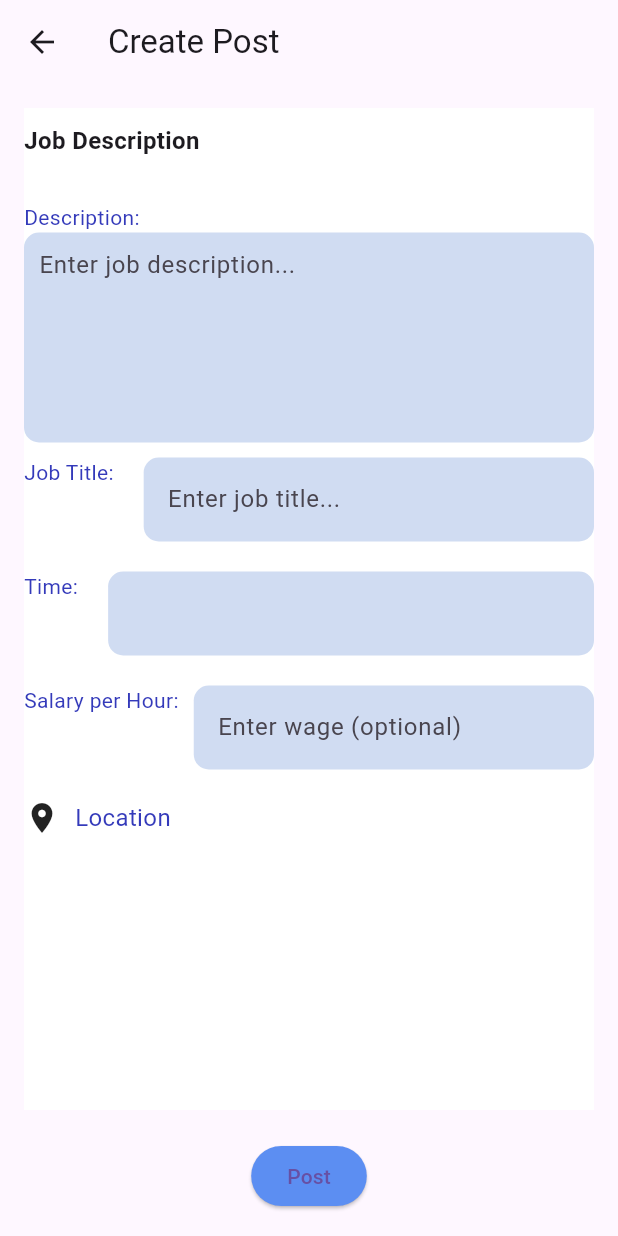
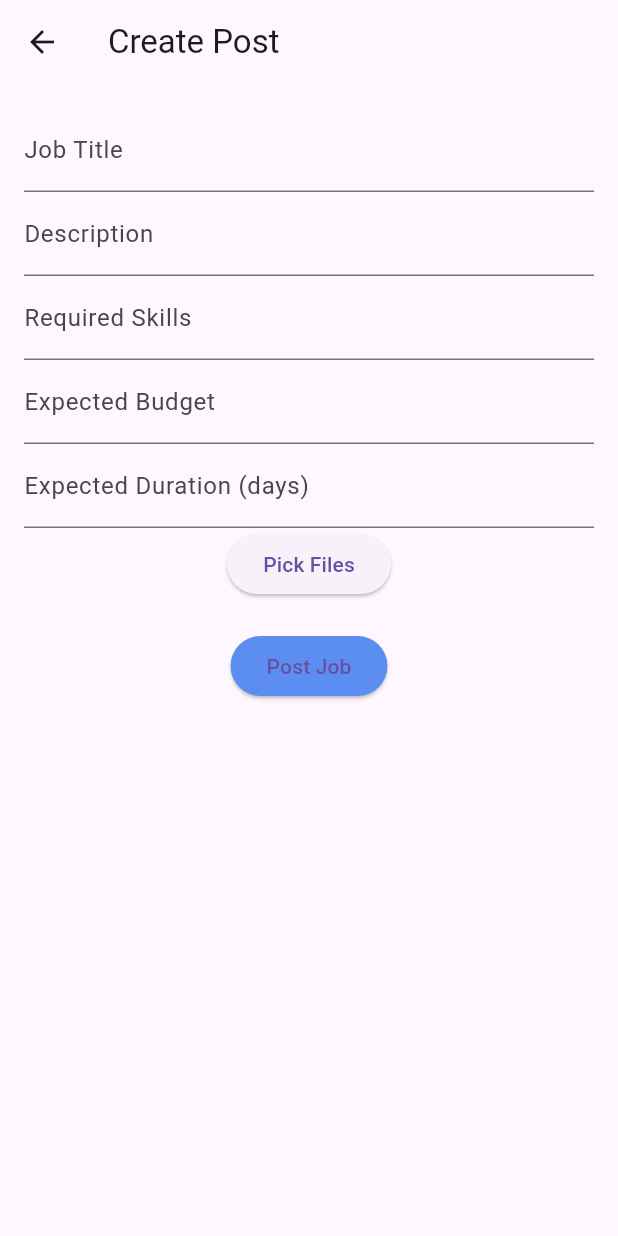
Before and after one commit to nadda1/grad_project, a Flutter app: the Post screen opened directly, on a phone screen of 412 x 824 dp. Run offline on Flutter 3.47's test engine with Material 3 defaults, Android fonts, the phone set to English and light mode, and no system bars; our stand-ins replace file_picker, shared_preferences; accounts and stored records are empty.

Commit message:
post job

```diff
--- a/lib/post.dart
+++ b/lib/post.dart
@@ -1,6 +1,118 @@
 import 'package:flutter/material.dart';
+import 'package:http/http.dart' as http;
+import 'dart:convert';
+import 'package:file_picker/file_picker.dart';
+import 'package:shared_preferences/shared_preferences.dart';
+import 'package:http_parser/http_parser.dart';
 
-class Post extends StatelessWidget {
+class Post extends StatefulWidget {
+  @override
+  _PostState createState() => _PostState();
+}
+
+class _PostState extends State<Post> {
+  final TextEditingController _titleController = TextEditingController();
+  final TextEditingController _descriptionController = TextEditingController();
+  final TextEditingController _skillsController = TextEditingController();
+  final TextEditingController _budgetController = TextEditingController();
+  final TextEditingController _durationController = TextEditingController();
+  List<PlatformFile>? _pickedFiles;  // To store picked files
+
+  Future<void> pickFiles() async {
+  FilePickerResult? result = await FilePicker.platform.pickFiles(
+    allowMultiple: true, // Allows multiple files to be picked
+    type: FileType.custom, // Allows picking of all file types
+    allowedExtensions: ['jpg', 'pdf', 'png', 'doc', 'docx'], // Specify allowed extensions
+  );
+
+  if (result != null) {
+    setState(() {
+      _pickedFiles = result.files;
+    });
+  } else {
+    // User canceled the picker
+    print('No files selected');
+  }
+}
+
+Future<void> postJob() async {
+  SharedPreferences prefs = await SharedPreferences.getInstance();
+  String? token = prefs.getString('token');
+
+  if (token == null) {
+    print('No token found');
+    return;
+  }
+
+  var uri = Uri.parse('https://snapwork-133ce78bbd88.herokuapp.com/api/jobs');
+  var request = http.MultipartRequest('POST', uri)
+    ..headers.addAll({'Authorization': 'Bearer $token'})
+    ..fields['title'] = _titleController.text
+    ..fields['description'] = _descriptionController.text
+    ..fields['required_skills'] = jsonEncode(_skillsController.text.split(',').map((skill) => skill.trim()).toList())
+    ..fields['expected_budget'] = _budgetController.text
+    ..fields['expected_duration'] = _durationController.text;
+
+  if (_pickedFiles != null) {
+    for (var file in _pickedFiles!) {
+      request.files.add(await http.MultipartFile.fromPath(
+        'attachments[]',
+        file.path!,
+        contentType: MediaType('application', 'octet-stream'), // Ensure this is correct or use file.extension
+      ));
+    }
+  }  var response = await request.send();
+  var responseBody = await response.stream.bytesToString();
+
+  if (response.statusCode == 200) {
+    showSuccessDialog('Job posted successfully.');
+  } else {
+    try {
+      Map<String, dynamic> decodedResponseBody = jsonDecode(responseBody);
+      String errorMessage = decodedResponseBody['message']?.toString() ?? 'Unknown error occurred.';
+      showErrorDialog(errorMessage);
+    } catch (e) {
+      showErrorDialog('Failed to parse error message. Please try again.');
+    }
+  }
+}
+
+void showSuccessDialog(String message) {
+  showDialog(
+    context: context,
+    builder: (BuildContext context) {
+      return AlertDialog(
+        title: Text('Success'),
+        content: Text(message),
+        actions: <Widget>[
+          TextButton(
+            onPressed: () => Navigator.of(context).pop(),
+            child: Text('OK'),
+          ),
+        ],
+      );
+    },
+  );
+}
+
+void showErrorDialog(String message) {
+  showDialog(
+    context: context,
+    builder: (BuildContext context) {
+      return AlertDialog(
+        title: Text('Error'),
+        content: Text(message),
+        actions: <Widget>[
+          TextButton(
+            onPressed: () => Navigator.of(context). pop(),
+            child: Text('OK'),
+          ),
+        ],
+      );
+    },
+  );
+}
+
   @override
   Widget build(BuildContext context) {
     return Scaffold(
@@ -8,159 +120,36 @@ class Post extends StatelessWidget {
         title: Text('Create Post'),
       ),
       body: Padding(
-        padding: const EdgeInsets.all(16.0), // Adjusted padding
+        padding: const EdgeInsets.all(16.0),
         child: Column(
           children: [
-            Expanded(
-              child: Container(
-                color: Colors.white,
-                child: SingleChildScrollView(
-                  child: Column(
-                    crossAxisAlignment: CrossAxisAlignment.start, // Align labels to the left
-                    children: [
-                      SizedBox(height: 10),
-                      Text(
-                        'Job Description',
-                        style: TextStyle(
-                          fontWeight: FontWeight.bold,
-                          fontSize: 16,
-                        ),
-                      ),
-                      SizedBox(height: 30),
-                      Row(
-                        crossAxisAlignment: CrossAxisAlignment.start, // Align labels vertically
-                        children: [
-                          Text(
-                            'Description:',
-                            style: TextStyle(fontSize: 14.0,color: Color(0xFF343ABA),),
-                          ),],
-                      ),
-
-                      SizedBox(width: 50),
-                          Row(
-                            children :[
-                          Expanded(
-                            child: Container(
-                              decoration: BoxDecoration(
-                                color: Color(0xFFD0DCF2),
-                                borderRadius: BorderRadius.circular(10.0),
-                              ),
-                              child: TextField(
-                                maxLines: 5, // Adjust this as needed
-                                decoration: InputDecoration(
-                                  border: InputBorder.none,
-                                  contentPadding: EdgeInsets.all(10),
-                                  hintText: 'Enter job description...',
-                                ),
-                              ),
-                            ),
-                          ),
-                        ],
-                      ),
-                      SizedBox(height: 10),
-                      Row(
-                        crossAxisAlignment: CrossAxisAlignment.start,
-                        children: [
-                          Text(
-                            'Job Title:',
-                            style: TextStyle(fontSize: 14.0,color: Color(0xFF343ABA),),
-
-                          ),
-                          SizedBox(width: 20),
-                          Expanded(
-                            child: TextField(
-                              decoration: InputDecoration(
-                                filled: true,
-                                fillColor: Color(0xFFD0DCF2),
-                                hintText: 'Enter job title...',
-                                border: OutlineInputBorder(
-                                  borderRadius: BorderRadius.circular(10.0),
-                                  borderSide: BorderSide.none,
-
-                                ),
-                              ),
-                            ),
-                          ),
-                        ],
-                      ),
-                      SizedBox(height:20),
-                      Row(
-                        crossAxisAlignment: CrossAxisAlignment.start,
-                        children: [
-                          Text(
-                            'Time:',
-                            style: TextStyle(fontSize: 14.0,color: Color(0xFF343ABA),),
-
-                          ),
-                          SizedBox(width: 20),
-                          Expanded(
-                            child: TextField(
-                              decoration: InputDecoration(
-                                filled: true,
-                                fillColor: Color(0xFFD0DCF2),
-                                border: OutlineInputBorder(
-                                  borderRadius: BorderRadius.circular(10.0),
-                                  borderSide: BorderSide.none,
-
-                                ),
-                              ),
-                            ),
-                          ),
-                        ],
-                      ),
-                      SizedBox(height: 20),
-                      Row(
-                        crossAxisAlignment: CrossAxisAlignment.start,
-                        children: [
-                          Text(
-                            'Salary per Hour:',
-                            style: TextStyle(fontSize: 14.0,color: Color(0xFF343ABA),),
-
-                          ),
-                          SizedBox(width: 10),
-                          Expanded(
-                            child: TextField(
-                              decoration: InputDecoration(
-                                filled: true,
-                                fillColor: Color(0xFFD0DCF2),
-                                hintText: 'Enter wage (optional)',
-                                border: OutlineInputBorder(
-
-                                  borderRadius: BorderRadius.circular(10.0),
-                                  borderSide: BorderSide.none,
-
-                                ),
-                              ),
-                            ),
-                          ),
-                        ],
-                      ),
-                      SizedBox(height: 20),
-                      Row(
-                        children: [
-                          Icon(Icons.location_on),
-                          SizedBox(width: 10),
-                          Expanded(
-                            child: Text(
-                              'Location',
-                              style: TextStyle(
-                                fontSize: 16.0,
-                                color: Color(0xFF343ABA),
-                              ),
-                            ),
-                          ),
-                        ],
-                      ),
-                    ],
-                  ),
-                ),
-              ),
+            TextField(
+              controller: _titleController,
+              decoration: InputDecoration(labelText: 'Job Title', hintText: 'Enter job title'),
+            ),
+            TextField(
+              controller: _descriptionController,
+              decoration: InputDecoration(labelText: 'Description', hintText: 'Enter job description'),
+            ),
+            TextField(
+              controller: _skillsController,
+              decoration: InputDecoration(labelText: 'Required Skills', hintText: 'Enter required skills, separated by commas'),
+            ),
+            TextField(
+              controller: _budgetController,
+              decoration: InputDecoration(labelText: 'Expected Budget', hintText: 'Enter expected budget'),
+            ),
+            TextField(
+              controller: _durationController,
+              decoration: InputDecoration(labelText: 'Expected Duration (days)', hintText: 'Enter expected duration in days'),
+            ),
+            ElevatedButton(
+              onPressed: pickFiles,
+              child: Text('Pick Files'),
             ),
             SizedBox(height: 20),
             ElevatedButton(
-              onPressed: () {
-                // Implement post functionality
-              },
+              onPressed: postJob,
               style: ButtonStyle(
                 backgroundColor: MaterialStateProperty.all<Color>(Color(0xFF5C8EF2)),
                 shape: MaterialStateProperty.all<RoundedRectangleBorder>(
@@ -169,7 +158,7 @@ class Post extends StatelessWidget {
                   ),
                 ),
               ),
-              child: Text('Post'),
+              child: Text('Post Job'),
             ),
           ],
         ),
--- a/pubspec.yaml
+++ b/pubspec.yaml
@@ -31,6 +31,7 @@ dependencies:
     sdk: flutter
   http: ^1.2.1
   shared_preferences: ^2.0.0
+  file_picker: ^4.0.0
 
 
 
```
Also changed, not shown: pubspec.lock.
